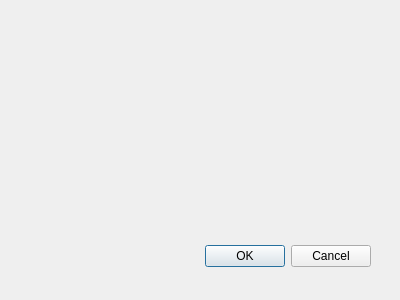
snaedisk/Hopur34_skil3, file computerform.ui: the form before one commit.
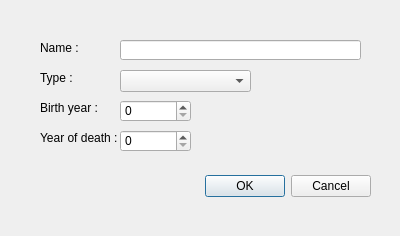
The form after the commit.

What changed in the file:
```diff
--- a/computerform.ui
+++ b/computerform.ui
@@ -9,7 +9,7 @@
     <x>0</x>
     <y>0</y>
     <width>400</width>
-    <height>300</height>
+    <height>236</height>
    </rect>
   </property>
   <property name="windowTitle">
@@ -19,7 +19,7 @@
    <property name="geometry">
     <rect>
      <x>30</x>
-     <y>240</y>
+     <y>170</y>
      <width>341</width>
      <height>32</height>
     </rect>
@@ -31,6 +31,104 @@
     <set>QDialogButtonBox::Cancel|QDialogButtonBox::Ok</set>
    </property>
   </widget>
+  <widget class="QSpinBox" name="pBirthYear">
+   <property name="geometry">
+    <rect>
+     <x>120</x>
+     <y>100</y>
+     <width>71</width>
+     <height>22</height>
+    </rect>
+   </property>
+   <property name="maximum">
+    <number>2100</number>
+   </property>
+  </widget>
+  <widget class="QLabel" name="label_4">
+   <property name="geometry">
+    <rect>
+     <x>40</x>
+     <y>130</y>
+     <width>81</width>
+     <height>16</height>
+    </rect>
+   </property>
+   <property name="text">
+    <string>Year of death :</string>
+   </property>
+  </widget>
+  <widget class="QSpinBox" name="pDeadYear">
+   <property name="geometry">
+    <rect>
+     <x>120</x>
+     <y>130</y>
+     <width>71</width>
+     <height>22</height>
+    </rect>
+   </property>
+   <property name="maximum">
+    <number>2100</number>
+   </property>
+  </widget>
+  <widget class="QLabel" name="label">
+   <property name="geometry">
+    <rect>
+     <x>40</x>
+     <y>40</y>
+     <width>81</width>
+     <height>16</height>
+    </rect>
+   </property>
+   <property name="text">
+    <string>Name : </string>
+   </property>
+  </widget>
+  <widget class="QLabel" name="label_2">
+   <property name="geometry">
+    <rect>
+     <x>40</x>
+     <y>70</y>
+     <width>81</width>
+     <height>16</height>
+    </rect>
+   </property>
+   <property name="text">
+    <string>Type :</string>
+   </property>
+  </widget>
+  <widget class="QLineEdit" name="cName">
+   <property name="geometry">
+    <rect>
+     <x>120</x>
+     <y>40</y>
+     <width>241</width>
+     <height>20</height>
+    </rect>
+   </property>
+  </widget>
+  <widget class="QComboBox" name="pGender">
+   <property name="geometry">
+    <rect>
+     <x>120</x>
+     <y>70</y>
+     <width>131</width>
+     <height>22</height>
+    </rect>
+   </property>
+  </widget>
+  <widget class="QLabel" name="label_3">
+   <property name="geometry">
+    <rect>
+     <x>40</x>
+     <y>100</y>
+     <width>81</width>
+     <height>16</height>
+    </rect>
+   </property>
+   <property name="text">
+    <string>Birth year :</string>
+   </property>
+  </widget>
  </widget>
  <pixmapfunction/>
  <resources/>
```
Left out of the diff: 5 changed lines with no effect on the pictures.
